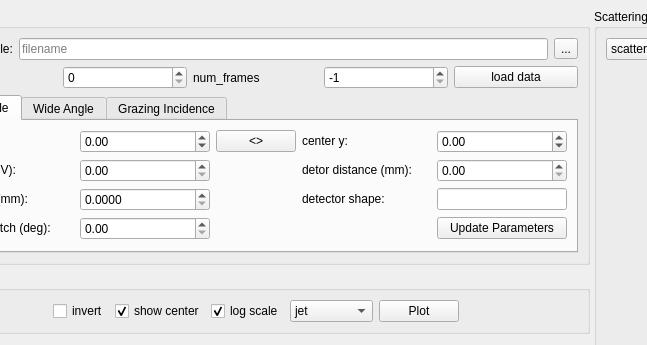
Above: pysimplemask/ui/mask.ui from AdvancedPhotonSource/pySimpleMask before the change; both pictures show x 88 to 735 and y 0 to 345 of the 1391 by 847 pixel window. Below: the same form after it.
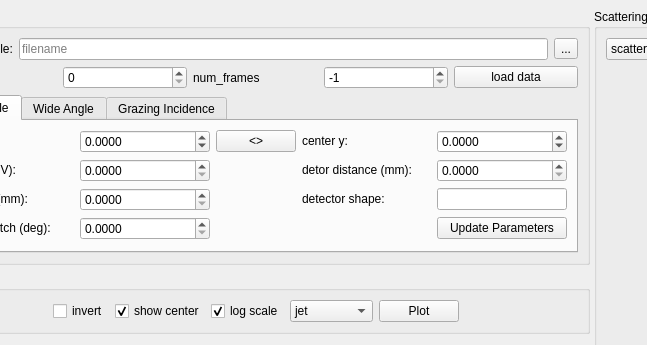
That is the form after the change. Custom widgets are drawn as their Qt base class.

Commit message: increase precision

Diff of the .ui file:
```diff
--- a/pysimplemask/ui/mask.ui
+++ b/pysimplemask/ui/mask.ui
@@ -167,6 +167,9 @@
                  <property name="enabled">
                   <bool>true</bool>
                  </property>
+                 <property name="decimals">
+                  <number>4</number>
+                 </property>
                 </widget>
                </item>
                <item row="1" column="4">
@@ -174,6 +177,9 @@
                  <property name="enabled">
                   <bool>true</bool>
                  </property>
+                 <property name="decimals">
+                  <number>4</number>
+                 </property>
                  <property name="maximum">
                   <double>99999.000000000000000</double>
                  </property>
@@ -246,6 +252,9 @@
                  <property name="enabled">
                   <bool>true</bool>
                  </property>
+                 <property name="decimals">
+                  <number>4</number>
+                 </property>
                 </widget>
                </item>
                <item row="3" column="4">
@@ -273,6 +282,9 @@
                  <property name="enabled">
                   <bool>true</bool>
                  </property>
+                 <property name="decimals">
+                  <number>4</number>
+                 </property>
                  <property name="minimum">
                   <double>-9999.000000000000000</double>
                  </property>
@@ -299,6 +311,9 @@
                  <property name="enabled">
                   <bool>true</bool>
                  </property>
+                 <property name="decimals">
+                  <number>4</number>
+                 </property>
                  <property name="minimum">
                   <double>-9999.000000000000000</double>
                  </property>
```
The commit also changes 1 other file.
